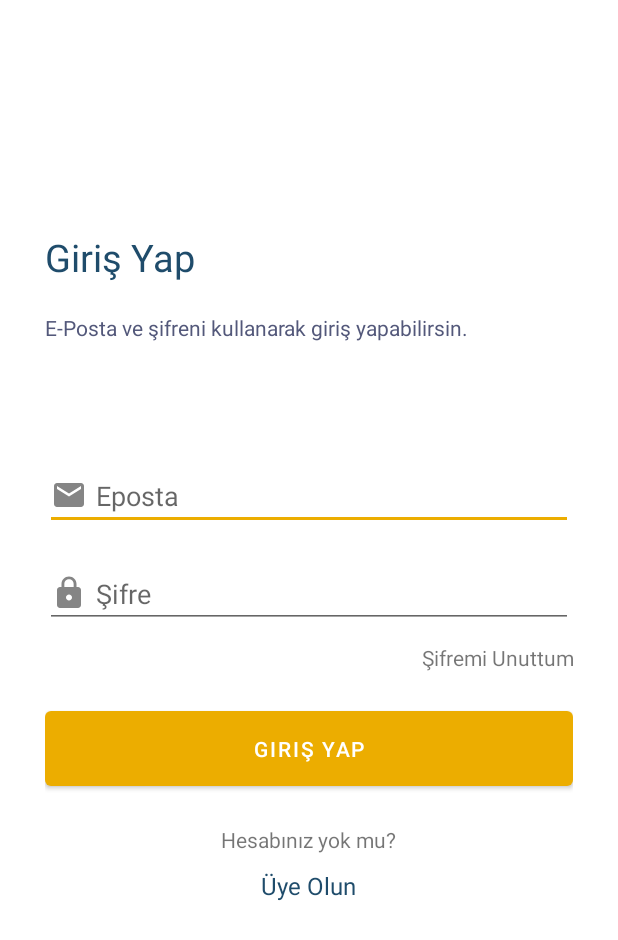
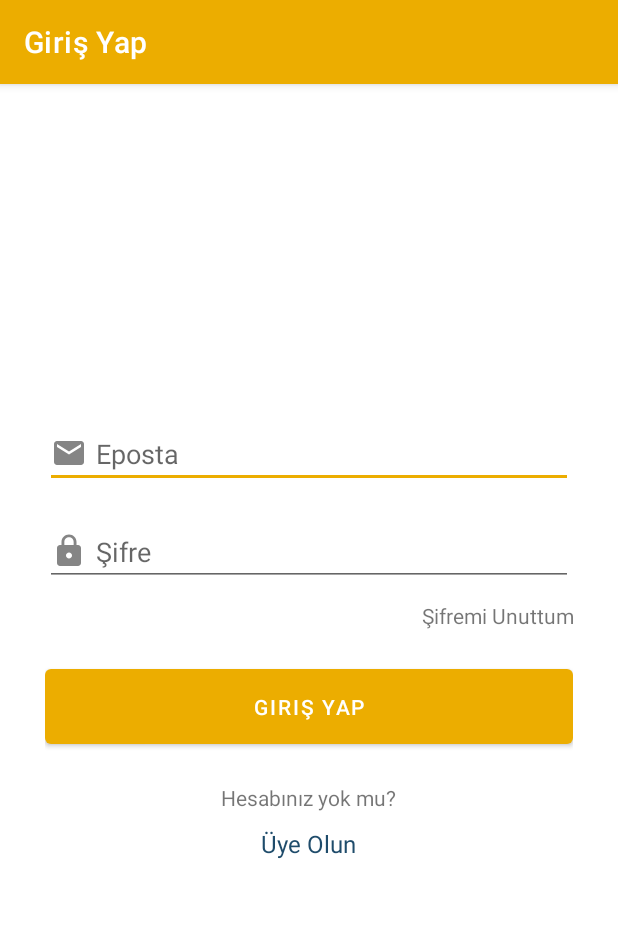
Before and after one commit to saityalcn/graduate-app, an Android app: the LoginMainFragment screen opened directly, with no data from a screen before it, on a phone screen of 412 x 824 dp. Shown: the top 940 px of the screen. Run offline under Robolectric (Android 15) with nearby library versions, the phone set to English and light mode, and no system bars; our stand-ins replace Firebase (no records; nobody signed in at launch, a user with empty details on screens opened directly).

Commit message:
interface review

```diff
--- a/app/src/main/java/com/example/mezunapp/AddAnnouncementActivity.kt
+++ b/app/src/main/java/com/example/mezunapp/AddAnnouncementActivity.kt
@@ -35,6 +35,8 @@ class AddAnnouncementActivity : AppCompatActivity() {
     override fun onCreate(savedInstanceState: Bundle?) {
         super.onCreate(savedInstanceState)
         setContentView(R.layout.activity_add_announcement)
+
+        setTitle("Duyuru Ekle")
 
         findViewById<Button>(R.id.submitBtn).setOnClickListener{
             saveAnnouncement(it)
--- a/app/src/main/java/com/example/mezunapp/EditGraduateActivity.kt
+++ b/app/src/main/java/com/example/mezunapp/EditGraduateActivity.kt
@@ -16,6 +16,8 @@ class EditGraduateActivity : AppCompatActivity() {
         super.onCreate(savedInstanceState)
         setContentView(R.layout.activity_edit_graduate)
         changeFragment(SignupDetailFragment())
+
+        setTitle("Profili Düzenle")
     }
 
     fun showSuccessSnackbar(view: View, message: String){
--- a/app/src/main/java/com/example/mezunapp/GalleryFragment.kt
+++ b/app/src/main/java/com/example/mezunapp/GalleryFragment.kt
@@ -121,10 +121,7 @@ class GalleryFragment(grad:Graduate) : Fragment() {
         galleryGrid = requireView().findViewById(R.id.gallery_grid)
         val uriList: MutableList<String> = mutableListOf<String>()
 
-        Log.d("MEDIAAAAAAAAAAaaLENGTHs", graduate.mediaNames.size.toString())
-
         graduate.mediaNames.forEach{
-            Log.d("MEDIAAAAAAAAAAaa", it)
             uriList.add(it)
         }
 
--- a/app/src/main/java/com/example/mezunapp/LoginActivity.kt
+++ b/app/src/main/java/com/example/mezunapp/LoginActivity.kt
@@ -6,9 +6,7 @@ import android.os.Bundle
 import android.util.Log
 import android.view.Gravity
 import android.view.View
-import android.widget.EditText
-import android.widget.FrameLayout
-import android.widget.Toast
+import android.widget.*
 import androidx.appcompat.app.AppCompatActivity
 import androidx.fragment.app.Fragment
 import com.example.mezunapp.LoginForgotPasswordFragment
@@ -30,8 +28,6 @@ class LoginActivity : AppCompatActivity() {
 
         // Initialize Firebase Auth
         auth = Firebase.auth
-
-        supportActionBar?.hide()
     }
 
     fun onSignInBtnClick(view: View){
--- a/app/src/main/java/com/example/mezunapp/LoginForgotPasswordFragment.kt
+++ b/app/src/main/java/com/example/mezunapp/LoginForgotPasswordFragment.kt
@@ -37,6 +37,12 @@ class LoginForgotPasswordFragment : Fragment() {
         return inflater.inflate(R.layout.fragment_login_forgot_password, container, false)
     }
 
+    override fun onViewCreated(view: View, savedInstanceState: Bundle?) {
+        super.onViewCreated(view, savedInstanceState)
+
+        activity?.title = "Şifremi Unuttum"
+    }
+
     companion object {
         /**
          * Use this factory method to create a new instance of
--- a/app/src/main/java/com/example/mezunapp/LoginMainFragment.kt
+++ b/app/src/main/java/com/example/mezunapp/LoginMainFragment.kt
@@ -5,6 +5,8 @@ import androidx.fragment.app.Fragment
 import android.view.LayoutInflater
 import android.view.View
 import android.view.ViewGroup
+import android.widget.LinearLayout
+import android.widget.ProgressBar
 
 // TODO: Rename parameter arguments, choose names that match
 // the fragment initialization parameters, e.g. ARG_ITEM_NUMBER
@@ -37,6 +39,11 @@ class LoginMainFragment : Fragment() {
         return inflater.inflate(R.layout.fragment_login_main, container, false)
     }
 
+    override fun onViewCreated(view: View, savedInstanceState: Bundle?) {
+        super.onViewCreated(view, savedInstanceState)
+        activity?.title = "Giriş Yap"
+    }
+
     companion object {
         /**
          * Use this factory method to create a new instance of
--- a/app/src/main/java/com/example/mezunapp/ProfileActivity.kt
+++ b/app/src/main/java/com/example/mezunapp/ProfileActivity.kt
@@ -13,6 +13,8 @@ class ProfileActivity : AppCompatActivity() {
         val uid = intent.extras!!.getString("uid")
 
         changeFragment(ProfileFragment(), uid)
+
+        setTitle("Profil")
     }
 
     fun changeFragment(fragment: Fragment, uid: String?){
--- a/app/src/main/java/com/example/mezunapp/SignupActivity.kt
+++ b/app/src/main/java/com/example/mezunapp/SignupActivity.kt
@@ -27,7 +27,7 @@ class SignupActivity : AppCompatActivity() {
     override fun onCreate(savedInstanceState: Bundle?) {
         super.onCreate(savedInstanceState)
         setContentView(R.layout.activity_signup)
-
+        setTitle("Profil Oluştur")
         changeFragment(SignupMainFragment())
 
     }
--- a/app/src/main/java/com/example/mezunapp/SignupMainFragment.kt
+++ b/app/src/main/java/com/example/mezunapp/SignupMainFragment.kt
@@ -47,6 +47,8 @@ class SignupMainFragment : Fragment() {
             param2 = it.getString(ARG_PARAM2)
         }
 
+        activity?.title = "Hesap Oluştur"
+
     }
 
     override fun onCreateView(
--- a/app/src/main/java/com/example/mezunapp/adapters/GalleryGridAdapter.kt
+++ b/app/src/main/java/com/example/mezunapp/adapters/GalleryGridAdapter.kt
@@ -70,7 +70,7 @@ class GalleryGridAdapter: BaseAdapter {
 
                 currentView.setOnClickListener {
                     val intent = Intent(currentView.context, VideoActivity::class.java)
-                    intent.putExtra("mediaUri", currentMediaUri)
+                    intent.putExtra("mediaUrl", currentMediaUri.toString())
                     currentView.context.startActivity(intent)
                 }
 
--- a/app/src/main/res/layout/fragment_login_main.xml
+++ b/app/src/main/res/layout/fragment_login_main.xml
@@ -9,32 +9,14 @@
         android:layout_height="match_parent"
         android:orientation="vertical">
 
-        <TextView
-            android:id="@+id/textView2"
-            android:layout_width="match_parent"
-            android:layout_height="wrap_content"
-            android:paddingTop="10dp"
-            android:paddingBottom="10dp"
-            android:text="Giriş Yap"
-            android:textColor="@color/titleTextColor"
-            android:textFontWeight="600"
-            android:textSize="25sp" />
-
-        <TextView
-            android:id="@+id/textView3"
-            android:layout_width="match_parent"
-            android:layout_height="wrap_content"
-            android:paddingTop="10dp"
-            android:paddingBottom="10dp"
-            android:text="E-Posta ve şifreni kullanarak giriş yapabilirsin."
-            android:textColor="@color/textColor" />
 
         <LinearLayout
+            android:id="@+id/contentWrapper"
             android:layout_width="match_parent"
             android:layout_height="match_parent"
             android:orientation="vertical"
-            android:paddingTop="50dp"
-            android:paddingBottom="50dp">
+            android:paddingTop="60dp"
+            android:paddingBottom="60dp">
 
             <EditText
                 android:id="@+id/editTextTextEmailAddress"
```
Also changed, not shown: app/src/main/java/com/example/mezunapp/VideoActivity.kt (+21 -3 lines), app/src/main/res/layout/activity_video.xml (+14 -0 lines), app/src/main/res/layout/fragment_login_forgot_password.xml (+0 -19 lines).
